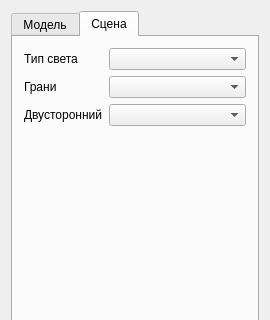
Before: the Qt Designer form PneumocylinderConfigurator/ParamsWidget.ui in maxchistt/PneumocylinderConfigurator, drawn with Qt 5; both pictures show x 0 to 270 and y 0 to 320 of the 270 by 460 pixel window.
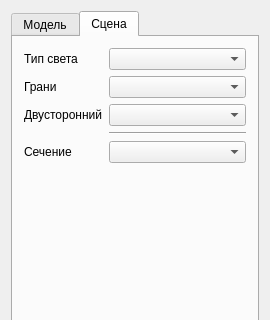
After: the same form once the commit is applied. The open tabs and pages were chosen to show the change.

Commit message: section change from params widget

What changed in the file:
```diff
--- a/PneumocylinderConfigurator/ParamsWidget.ui
+++ b/PneumocylinderConfigurator/ParamsWidget.ui
@@ -290,6 +290,30 @@
            </property>
           </widget>
          </item>
+         <item row="3" column="1">
+          <widget class="Line" name="line_3">
+           <property name="orientation">
+            <enum>Qt::Horizontal</enum>
+           </property>
+          </widget>
+         </item>
+         <item row="4" column="1">
+          <widget class="QComboBox" name="comboBox_section">
+           <property name="currentIndex">
+            <number>-1</number>
+           </property>
+           <property name="maxCount">
+            <number>2</number>
+           </property>
+          </widget>
+         </item>
+         <item row="4" column="0">
+          <widget class="QLabel" name="label_8">
+           <property name="text">
+            <string>Сечение</string>
+           </property>
+          </widget>
+         </item>
         </layout>
        </item>
        <item>
```
Left out of the diff: 42 changed lines with no effect on the pictures. The commit also changes 6 other files.
